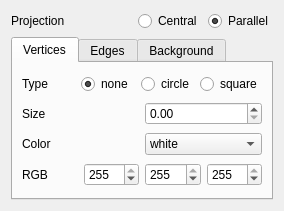
First picture: the form in src/3D_Viewer/preferences.ui, repository casscurs/s21_3DViewer_v2, before the edit.
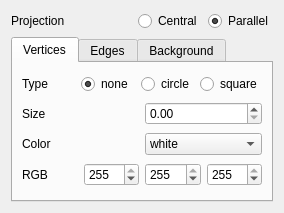
Second picture: the form after the edit. The open tabs and pages were chosen to show the change.

Patch:
```diff
--- a/src/3D_Viewer/preferences.ui
+++ b/src/3D_Viewer/preferences.ui
@@ -7,7 +7,7 @@
     <x>0</x>
     <y>0</y>
     <width>284</width>
-    <height>211</height>
+    <height>213</height>
    </rect>
   </property>
   <property name="windowTitle">
```
Left out of the diff: 2 changed lines with no effect on the pictures.
